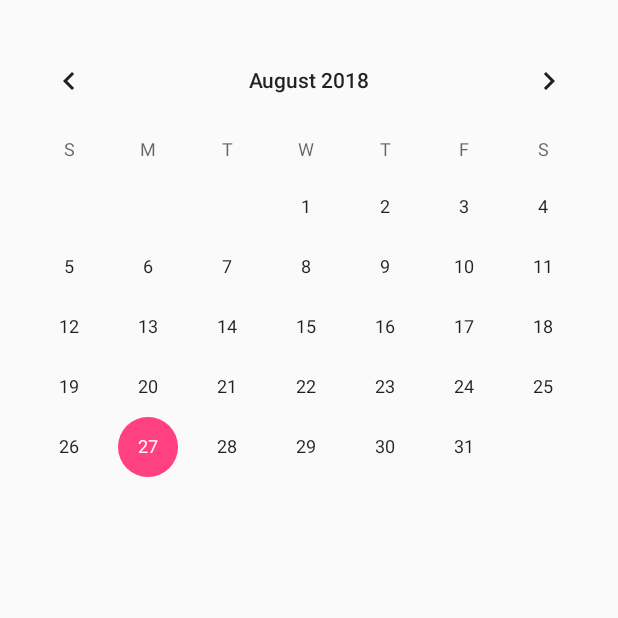
After one commit to DyslexiaS/ART, an Android app: the PersonalCalendar screen opened directly, with no data from a screen before it, on a phone screen of 412 x 824 dp, the top half of it. The commit adds this screen. Run offline under Robolectric (Android 15) with nearby library versions, the phone set to English and light mode, and no system bars.

Commit message:
calendarview

```diff
--- a/app/build.gradle
+++ b/app/build.gradle
@@ -33,4 +33,5 @@ dependencies {
     compile fileTree(dir: 'libs', include: ['*.jar'])
     compile 'com.android.support:appcompat-v7:27.1.1'
     compile 'com.android.support:design:27.1.1'
+
 }
--- a/app/src/main/java/com/example/dyslexia/art/MyCalendar.kt
+++ b/app/src/main/java/com/example/dyslexia/art/MyCalendar.kt
@@ -27,5 +27,11 @@ class MyCalendar : AppCompatActivity() {
             val url = Intent(Intent.ACTION_VIEW, Uri.parse("http://www.art.ncku.edu.tw/files/40-1408-11-1.php?Lang=zh-tw"))
             startActivity(url)
         }
+        val calendar_personal = findViewById<Button>(R.id.button11)
+        calendar_art.setOnClickListener {
+            val intent = Intent(this, PersonalCalendar::class.java)
+            startActivity(intent)
+        }
+
     }
 }
--- /dev/null
+++ b/app/src/main/java/com/example/dyslexia/art/PersonalCalendar.kt
@@ -0,0 +1,12 @@
+package com.example.dyslexia.art
+
+import android.support.v7.app.AppCompatActivity
+import android.os.Bundle
+
+class PersonalCalendar : AppCompatActivity() {
+
+    override fun onCreate(savedInstanceState: Bundle?) {
+        super.onCreate(savedInstanceState)
+        setContentView(R.layout.activity_personal_calendar)
+    }
+}
--- /dev/null
+++ b/app/src/main/res/layout/activity_personal_calendar.xml
@@ -0,0 +1,24 @@
+<?xml version="1.0" encoding="utf-8"?>
+<android.support.constraint.ConstraintLayout xmlns:android="http://schemas.android.com/apk/res/android"
+    xmlns:app="http://schemas.android.com/apk/res-auto"
+    xmlns:tools="http://schemas.android.com/tools"
+    android:layout_width="match_parent"
+    android:layout_height="match_parent"
+    tools:context=".PersonalCalendar">
+
+    <LinearLayout
+        android:layout_width="match_parent"
+        android:layout_height="542dp"
+        android:layout_marginTop="20dp"
+        android:orientation="vertical"
+        app:layout_constraintTop_toTopOf="parent">
+
+        <CalendarView
+            android:id="@+id/calendarView"
+            android:layout_width="match_parent"
+            android:layout_height="wrap_content"
+            tools:layout_editor_absoluteX="16dp"
+            tools:layout_editor_absoluteY="55dp" />
+    </LinearLayout>
+
+</android.support.constraint.ConstraintLayout>
--- /dev/null
+++ b/app/src/main/res/values/dimens.xml
@@ -0,0 +1,3 @@
+<resources>
+    <dimen name="fab_margin">16dp</dimen>
+</resources>
--- a/app/src/main/res/values/strings.xml
+++ b/app/src/main/res/values/strings.xml
@@ -1,3 +1,4 @@
 <resources>
     <string name="app_name">ART</string>
+    <string name="title_activity_calendar_person">CalendarPerson</string>
 </resources>
--- a/app/src/main/res/values/styles.xml
+++ b/app/src/main/res/values/styles.xml
@@ -8,4 +8,8 @@
         <item name="colorAccent">@color/colorAccent</item>
     </style>
 
+    <style name="AppTheme.AppBarOverlay" parent="ThemeOverlay.AppCompat.Dark.ActionBar" />
+
+    <style name="AppTheme.PopupOverlay" parent="ThemeOverlay.AppCompat.Light" />
+
 </resources>
```
Also changed, not shown: app/src/main/AndroidManifest.xml (+13 -2 lines).
